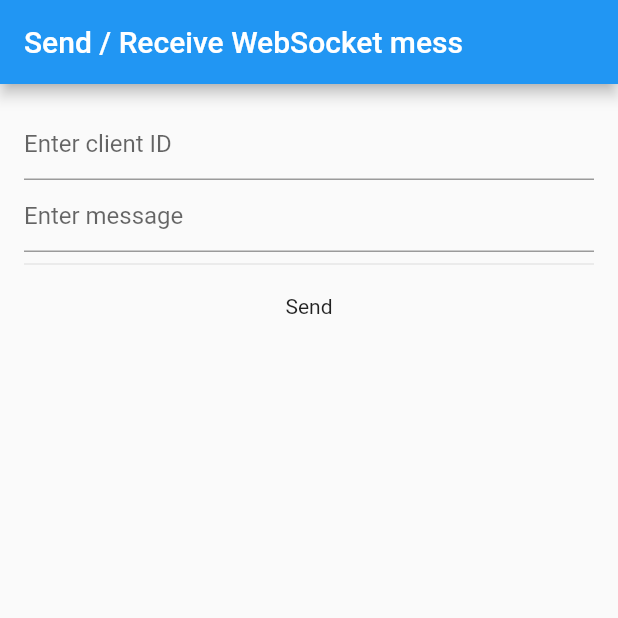
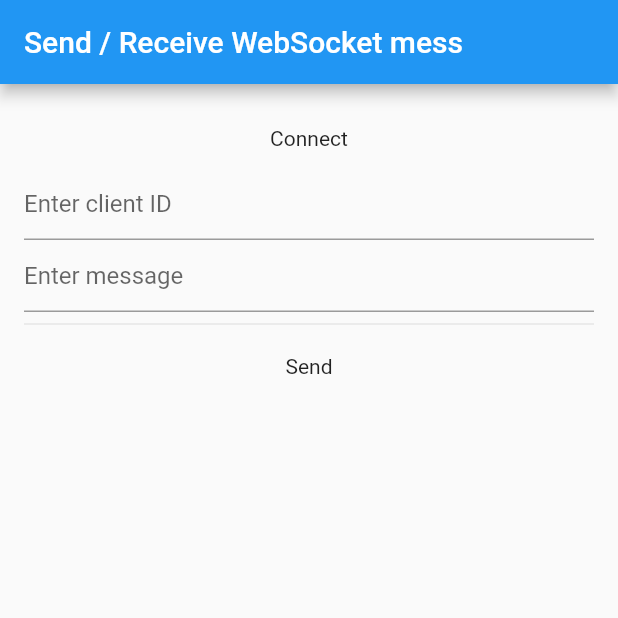
Before and after one commit to Wolfram-180/flutter_flask_socketio, a Flutter app: the screen it shows after launch, after a tap on "Send", on a phone screen of 412 x 824 dp, the top half of it. Run offline on Flutter 3.47's test engine with Material 2 defaults, Android fonts, the phone set to English and light mode, and no system bars.

Commit message:
working on connect / send functionality

```diff
--- a/flutter_socket_chat/lib/main.dart
+++ b/flutter_socket_chat/lib/main.dart
@@ -29,7 +29,6 @@ class _MyCustomFormState extends State<MyCustomForm> {
   void initState() {
     super.initState();
 
-    // Start listening to changes.
     rcvrId.addListener(_printrcvrId);
     messString.addListener(_printmessString);
   }
@@ -59,6 +58,15 @@ class _MyCustomFormState extends State<MyCustomForm> {
         padding: const EdgeInsets.all(16.0),
         child: Column(
           children: [
+            InkWell(
+              onTap: () {
+                connect();
+              },
+              child: const Padding(
+                padding: EdgeInsets.all(12.0),
+                child: Text('Connect'),
+              ),
+            ),
             TextField(
               decoration: const InputDecoration(
                 hintText: 'Enter client ID',
@@ -72,31 +80,28 @@ class _MyCustomFormState extends State<MyCustomForm> {
               controller: messString,
             ),
             Divider(),
-            SendButton(),
+            InkWell(
+              onTap: () {
+                sendMess();
+                //ScaffoldMessenger.of(context).showSnackBar(const SnackBar(
+                //  content: Text('Tap'),
+                //));
+              },
+              child: const Padding(
+                padding: EdgeInsets.all(12.0),
+                child: Text('Send'),
+              ),
+            ),
           ],
         ),
       ),
     );
   }
-}
 
-class SendButton extends StatelessWidget {
-  const SendButton({Key? key}) : super(key: key);
+  void connect() {}
 
-  @override
-  Widget build(BuildContext context) {
-    // The InkWell wraps the custom flat button widget.
-    return InkWell(
-      // When the user taps the button, show a snackbar.
-      onTap: () {
-        //ScaffoldMessenger.of(context).showSnackBar(const SnackBar(
-        //  content: Text('Tap'),
-        //));
-      },
-      child: const Padding(
-        padding: EdgeInsets.all(12.0),
-        child: Text('Send'),
-      ),
-    );
+  void sendMess() {
+    print('ID: ${rcvrId.text}');
+    print('Mess: ${messString.text}');
   }
 }
```
